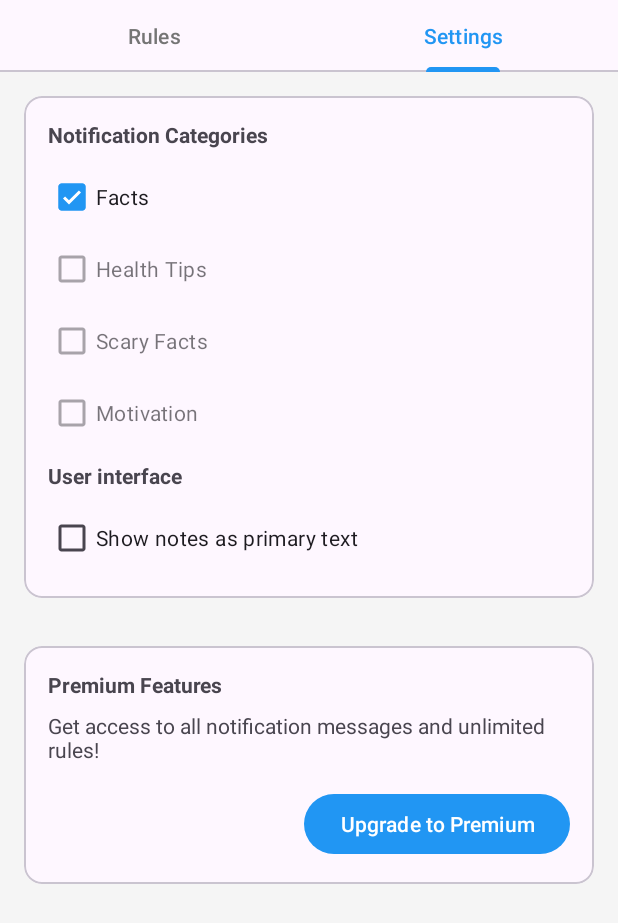
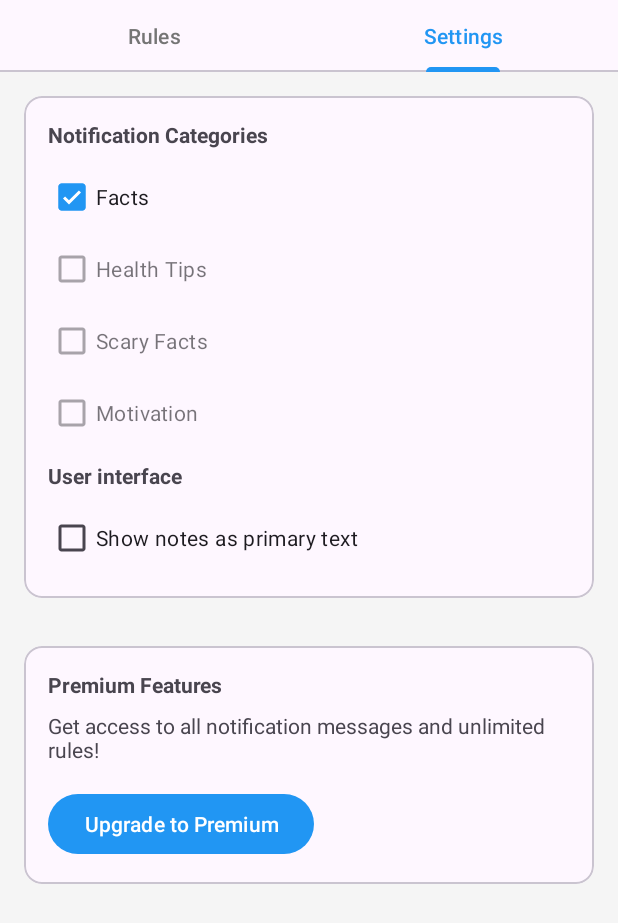
Before and after one commit to marcoperic/DiabetesNotificaionsAndroid, an Android app: the screen it shows after launch (MainActivity), tab 2 chosen, on a phone screen of 412 x 824 dp. Shown: the top 923 px of the screen. Run offline under Robolectric (Android 15) with nearby library versions, the phone set to English and light mode, and no system bars; libraries missing offline, so code that uses them is left out: com.android.billingclient; 2 statements that could not run were skipped.

Commit message:
move premium button to the left

```diff
--- a/app/src/main/res/layout/fragment_settings.xml
+++ b/app/src/main/res/layout/fragment_settings.xml
@@ -136,7 +136,7 @@
                 android:layout_width="wrap_content"
                 android:layout_height="wrap_content"
                 android:text="@string/upgrade_to_premium"
-                android:layout_gravity="end"/>
+                />
 
         </LinearLayout>
     </com.google.android.material.card.MaterialCardView>
```
